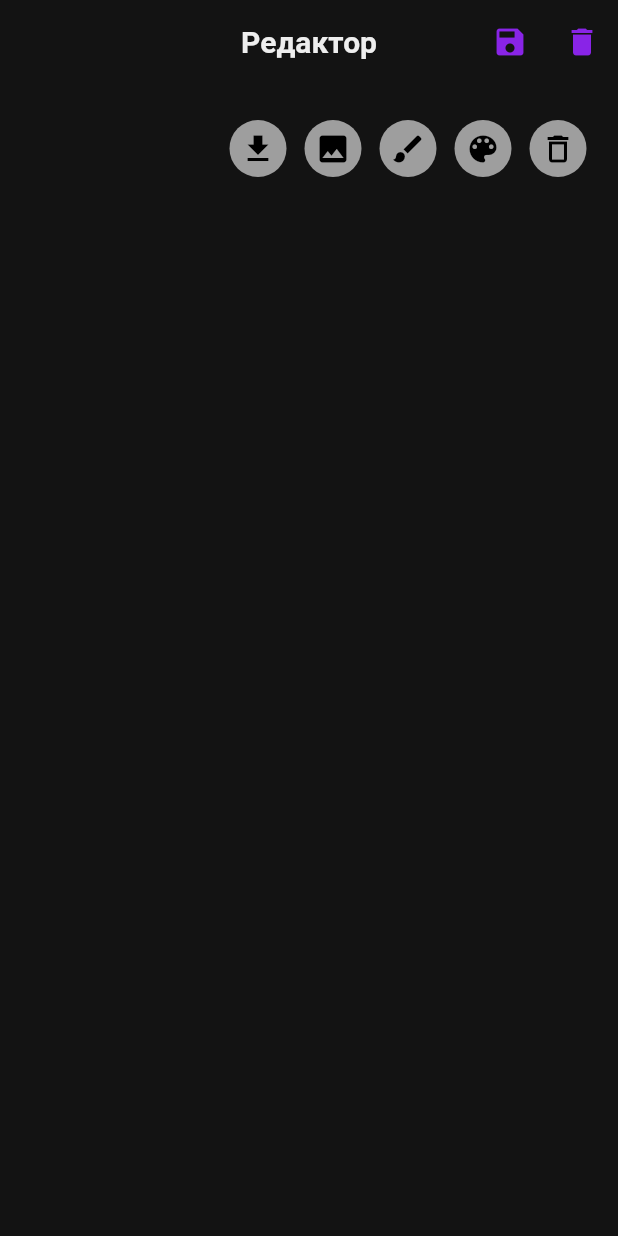
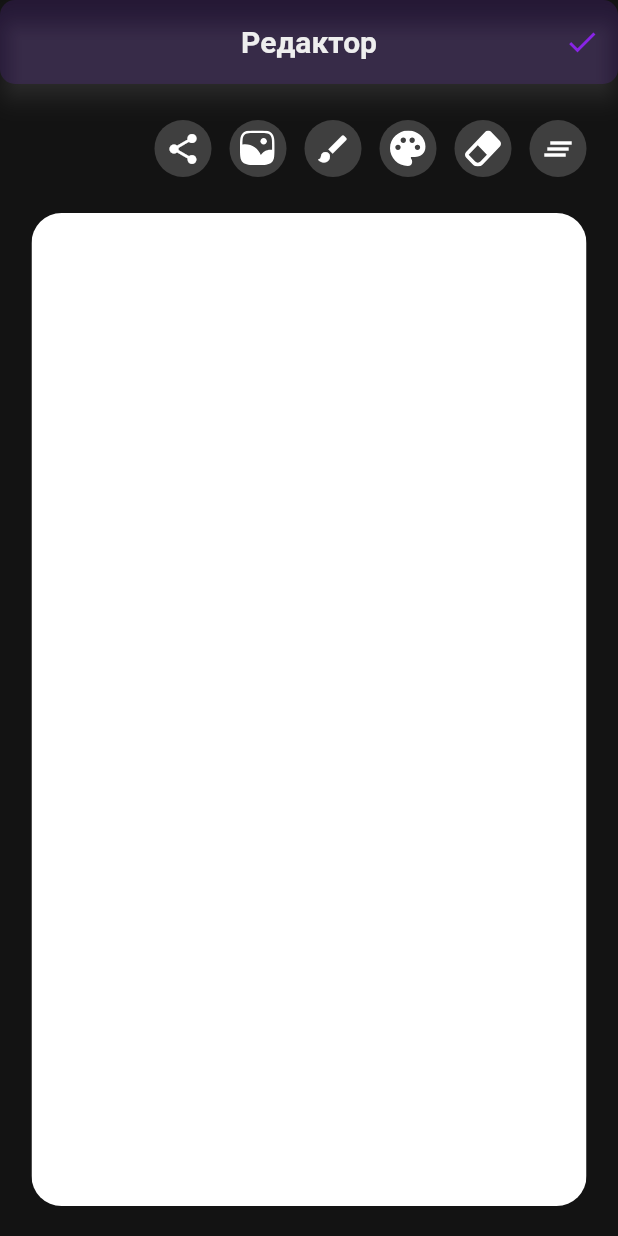
Before and after one commit to PPnGGn/draw_hub, a Flutter app: the EditorPage screen opened by its route, on a phone screen of 412 x 824 dp. Run offline on Flutter 3.47's test engine with Material 3 defaults, Android fonts, the phone set to English and light mode, and no system bars; our stand-ins replace cloud_firestore, email_validator, firebase_auth, firebase_core, flutter_local_notifications, flutter_riverpod and 6 more; accounts and stored records are empty.

Commit message:
notification and share

```diff
--- a/lib/core/theme/app_theme.dart
+++ b/lib/core/theme/app_theme.dart
@@ -5,16 +5,18 @@ final ThemeData appTheme = ThemeData(
   primaryColor: AppColors.primary,
   //scaffoldBackgroundColor: AppColors.surface,
   appBarTheme: AppBarTheme(
-
-    foregroundColor: Colors.red,
-    elevation: 1,
+    elevation: 6,
     centerTitle: true,
-    surfaceTintColor: Colors.transparent,
+    shape: const RoundedRectangleBorder(
+      borderRadius: BorderRadius.all(Radius.circular(10)),
+    ),
+    backgroundColor: AppColors.purple.withValues(alpha: 0.05),
     titleTextStyle: TextStyle(
       fontSize: 20,
       fontWeight: FontWeight.bold,
       color: AppColors.white,
     ),
+    shadowColor: AppColors.white.withValues(alpha: 0.2),
     iconTheme: IconThemeData(color: AppColors.primary),
   ),
   colorScheme: ColorScheme.dark(
--- a/lib/features/drawing/ui/pages/drawing_page.dart
+++ b/lib/features/drawing/ui/pages/drawing_page.dart
@@ -1,5 +1,6 @@
 import 'dart:typed_data';
 
+import 'package:draw_hub/core/services/notification_service.dart';
 import 'package:draw_hub/features/drawing/domain/drawing_controller.dart';
 import 'package:draw_hub/features/drawing/ui/widgets/brush_size_dialog.dart';
 import 'package:draw_hub/features/drawing/ui/widgets/color_picker.dart';
@@ -7,18 +8,13 @@ import 'package:draw_hub/features/drawing/ui/widgets/editor_button.dart';
 import 'package:draw_hub/features/drawing/ui/widgets/painter.dart';
 import 'package:flutter/material.dart';
 import 'package:flutter_riverpod/flutter_riverpod.dart';
+import 'package:flutter_svg/svg.dart';
 import 'package:go_router/go_router.dart';
 
-/// Страница редактора холста (Presentation Layer)
-/// Отвечает только за отображение UI и делегирование действий контроллеру
 class EditorPage extends ConsumerStatefulWidget {
   final Uint8List? backgroundImage;
   final bool closeOnSave;
-  const EditorPage({
-    this.backgroundImage,
-    this.closeOnSave = false,
-    super.key,
-  });
+  const EditorPage({this.backgroundImage, this.closeOnSave = false, super.key});
 
   @override
   ConsumerState<EditorPage> createState() => _EditorPageState();
@@ -30,15 +26,18 @@ class _EditorPageState extends ConsumerState<EditorPage> {
   @override
   void initState() {
     super.initState();
-    // Инициализация контроллера с фоновым изображением
     WidgetsBinding.instance.addPostFrameCallback((_) {
-      ref.read(drawingControllerProvider.notifier).initializeEditor(backgroundImage: widget.backgroundImage);
+      ref
+          .read(drawingControllerProvider.notifier)
+          .initializeEditor(backgroundImage: widget.backgroundImage);
     });
   }
 
   /// Обработчик сохранения холста
   void _onSavePressed() {
-    ref.read(drawingControllerProvider.notifier).saveDrawing(_repaintBoundaryKey);
+    ref
+        .read(drawingControllerProvider.notifier)
+        .saveDrawing(_repaintBoundaryKey);
   }
 
   /// Обработчик выбора размера кисти
@@ -85,35 +84,39 @@ class _EditorPageState extends ConsumerState<EditorPage> {
     await ref.read(drawingControllerProvider.notifier).importImage();
   }
 
+  /// Обработчик экспорта изображения
+  Future<void> _onExportPressed() async {
+    await ref
+        .read(drawingControllerProvider.notifier)
+        .exportDrawing(_repaintBoundaryKey);
+  }
+
   @override
   Widget build(BuildContext context) {
     final drawingState = ref.watch(drawingControllerProvider);
 
-    // Отображение уведомлений об ошибках и успехе
     ref.listen(drawingControllerProvider, (previous, next) {
-      // Проверяем, что состояние операции изменилось
       if (next.operationState is DrawingOperationError) {
         final errorState = next.operationState as DrawingOperationError;
-        ScaffoldMessenger.of(context).showSnackBar(
-          SnackBar(content: Text('Ошибка: ${errorState.message}')),
-        );
-        // Сбрасываем состояние ошибки
+
+        // Show error notification
+        NotificationService().showErrorNotification(errorState.message);
+
+        // Reset error state
         Future.microtask(() {
           ref.read(drawingControllerProvider.notifier).resetOperationState();
         });
       }
-
-      // Проверяем успешное сохранение
+      // Check for successful save
       if (next.operationState is DrawingOperationSuccess &&
           previous?.operationState is! DrawingOperationSuccess) {
-        ScaffoldMessenger.of(context).showSnackBar(
-          const SnackBar(content: Text('Холст успешно сохранён!')),
-        );
-        // Сбрасываем состояние успеха
+        // Show success notification
+        NotificationService().showSuccessNotification();
+
+        // Reset success state
         Future.microtask(() {
           ref.read(drawingControllerProvider.notifier).resetOperationState();
         });
-
         if (widget.closeOnSave) {
           Future.microtask(() {
             if (context.mounted) {
@@ -129,14 +132,9 @@ class _EditorPageState extends ConsumerState<EditorPage> {
         title: const Text('Редактор'),
         actions: [
           IconButton(
-            icon: const Icon(Icons.save),
+            icon: const Icon(Icons.check),
             onPressed: _onSavePressed,
             tooltip: 'Сохранить',
-          ),
-          IconButton(
-            icon: const Icon(Icons.delete),
-            onPressed: _onClearPressed,
-            tooltip: 'Очистить',
           ),
         ],
       ),
@@ -144,46 +142,52 @@ class _EditorPageState extends ConsumerState<EditorPage> {
         padding: const EdgeInsets.symmetric(horizontal: 21),
         child: Column(
           children: [
-            // Панель инструментов
             SizedBox(
               height: 86,
               child: Row(
                 mainAxisAlignment: MainAxisAlignment.end,
                 children: [
                   EditorButton(
-                    icon: Icons.download,
-                    onTap: _onSavePressed,
-                    tooltip: 'Сохранить',
+                    icon: const Icon(Icons.share),
+                    onTap: _onExportPressed,
+                    tooltip: 'Экспорт',
                   ),
                   const SizedBox(width: 12),
                   EditorButton(
-                    icon: Icons.image,
+                    icon: SvgPicture.asset('assets/svg/import.svg'),
                     onTap: _onImportImage,
                     tooltip: 'Импорт из галереи',
                   ),
                   const SizedBox(width: 12),
                   EditorButton(
-                    icon: Icons.brush,
+                    icon: const Icon(Icons.brush),
                     onTap: _onBrushPressed,
                     tooltip: 'Размер кисти',
                   ),
                   const SizedBox(width: 12),
                   EditorButton(
-                    icon: Icons.color_lens,
+                    icon: SvgPicture.asset('assets/svg/palette.svg'),
                     onTap: _onColorPressed,
                     tooltip: 'Цвет',
                   ),
                   const SizedBox(width: 12),
                   EditorButton(
-                    icon: Icons.delete_outline,
+                    icon: SvgPicture.asset('assets/svg/eraser.svg'),
                     onTap: _onEraserPressed,
-                    tooltip: drawingState.isEraserMode ? 'Выключить ластик' : 'Ластик',
+                    tooltip: drawingState.isEraserMode
+                        ? 'Выключить ластик'
+                        : 'Ластик',
                     isActive: drawingState.isEraserMode,
+                  ),
+                  const SizedBox(width: 12),
+                  EditorButton(
+                    icon: Icon(Icons.clear_all),
+                    onTap: _onClearPressed,
+                    tooltip: 'Очистить',
                   ),
                 ],
               ),
             ),
-            // Индикатор загрузки
             if (drawingState.operationState is DrawingOperationLoading)
               const Padding(
                 padding: EdgeInsets.all(12.0),
@@ -193,10 +197,14 @@ class _EditorPageState extends ConsumerState<EditorPage> {
             Expanded(
               child: GestureDetector(
                 onPanDown: (details) {
-                  ref.read(drawingControllerProvider.notifier).startStroke(details.localPosition);
+                  ref
+                      .read(drawingControllerProvider.notifier)
+                      .startStroke(details.localPosition);
                 },
                 onPanUpdate: (details) {
-                  ref.read(drawingControllerProvider.notifier).updateStroke(details.localPosition);
+                  ref
+                      .read(drawingControllerProvider.notifier)
+                      .updateStroke(details.localPosition);
                 },
                 onPanEnd: (details) {
                   ref.read(drawingControllerProvider.notifier).endStroke();
@@ -208,12 +216,12 @@ class _EditorPageState extends ConsumerState<EditorPage> {
                     child: Stack(
                       fit: StackFit.expand,
                       children: [
-                        // Фоновое изображение
-                        if (drawingState.backgroundImage != null)
-                          Image.memory(
-                            drawingState.backgroundImage!,
-                            fit: BoxFit.cover,
-                          ),
+                        drawingState.backgroundImage != null
+                            ? Image.memory(
+                                drawingState.backgroundImage!,
+                                fit: BoxFit.cover,
+                              )
+                            : Container(color: Colors.white),
                         // Слой рисования
                         CustomPaint(
                           painter: Painter(
--- a/lib/features/drawing/ui/widgets/editor_button.dart
+++ b/lib/features/drawing/ui/widgets/editor_button.dart
@@ -1,3 +1,4 @@
+import 'package:draw_hub/core/theme/app_colors.dart';
 import 'package:flutter/material.dart';
 
 class EditorButton extends StatelessWidget {
@@ -9,7 +10,7 @@ class EditorButton extends StatelessWidget {
     super.key,
   });
 
-  final IconData icon;
+  final Widget icon;
   final VoidCallback onTap;
   final String tooltip;
   final bool isActive;
@@ -23,11 +24,14 @@ class EditorButton extends StatelessWidget {
         child: Container(
           height: 38,
           width: 38,
+          padding: const EdgeInsets.all(7),
           decoration: BoxDecoration(
-            color: isActive ? Colors.blue : Colors.grey,
+            color: isActive
+                ? AppColors.primary
+                : AppColors.white.withValues(alpha: 0.2),
             shape: BoxShape.circle,
           ),
-          child: Icon(icon, color: isActive ? Colors.white : Colors.black),
+          child: icon,
         ),
       ),
     );
--- a/lib/features/gallery/ui/widgets/gallery_shimmer_widget.dart
+++ b/lib/features/gallery/ui/widgets/gallery_shimmer_widget.dart
@@ -1,3 +1,4 @@
+import 'package:draw_hub/core/theme/app_colors.dart';
 import 'package:flutter/material.dart';
 import 'package:shimmer/shimmer.dart';
 
@@ -18,8 +19,8 @@ class GalleryShimmer extends StatelessWidget {
       itemCount: 8,
       itemBuilder: (context, index) {
         return Shimmer.fromColors(
-          baseColor: Colors.grey[300]!,
-          highlightColor: Colors.grey[100]!,
+          baseColor: Colors.black,
+          highlightColor: AppColors.primary,
           child: Container(
             decoration: BoxDecoration(
               color: Colors.white,
--- a/lib/main.dart
+++ b/lib/main.dart
@@ -5,11 +5,13 @@ import 'package:flutter/material.dart';
 import 'package:flutter_riverpod/flutter_riverpod.dart';
 
 import 'core/router/router.dart';
+import 'core/services/notification_service.dart';
 
 void main() async {
   WidgetsFlutterBinding.ensureInitialized();
 
   await Firebase.initializeApp(options: DefaultFirebaseOptions.currentPlatform);
+  await NotificationService().initialize();
   runApp(ProviderScope(child: const MyApp()));
 }
 
--- a/pubspec.yaml
+++ b/pubspec.yaml
@@ -23,6 +23,7 @@ dependencies:
   # UI
   cupertino_icons: ^1.0.8
   shimmer: ^3.0.0
+  flutter_svg: ^2.2.3
 
 
   # Firebase
@@ -31,10 +32,14 @@ dependencies:
   cloud_firestore: ^6.1.1
   firebase_storage: ^13.0.5
 
+  flutter_local_notifications: ^19.5.0
+
+
   # image from gallery
   permission_handler: ^12.0.1
   image_picker: ^1.2.1
   image: ^4.7.2
+  share_plus: ^12.0.1
 
   # Path provider for file system access
   path_provider: ^2.1.5
@@ -56,6 +61,7 @@ flutter:
   uses-material-design: true
   assets:
     - assets/png/
+    - assets/svg/
 
   fonts:
     - family: PressStart2P
```
Also changed, not shown: lib/core/services/notification_service.dart (added, +73 -0 lines), lib/features/drawing/domain/drawing_controller.dart (+64 -24 lines), lib/features/gallery/ui/pages/gallery_page.dart (+26 -7 lines), assets/svg/eraser.svg (added), assets/svg/import.svg (added), assets/svg/palette.svg (added), pubspec.lock, 1 other file.
